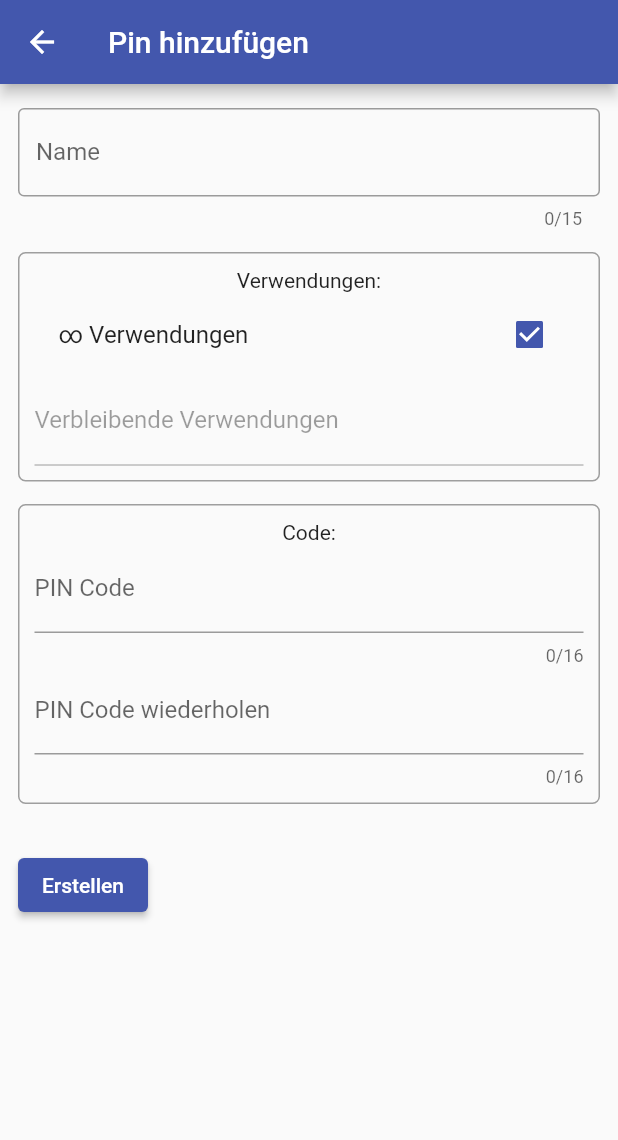
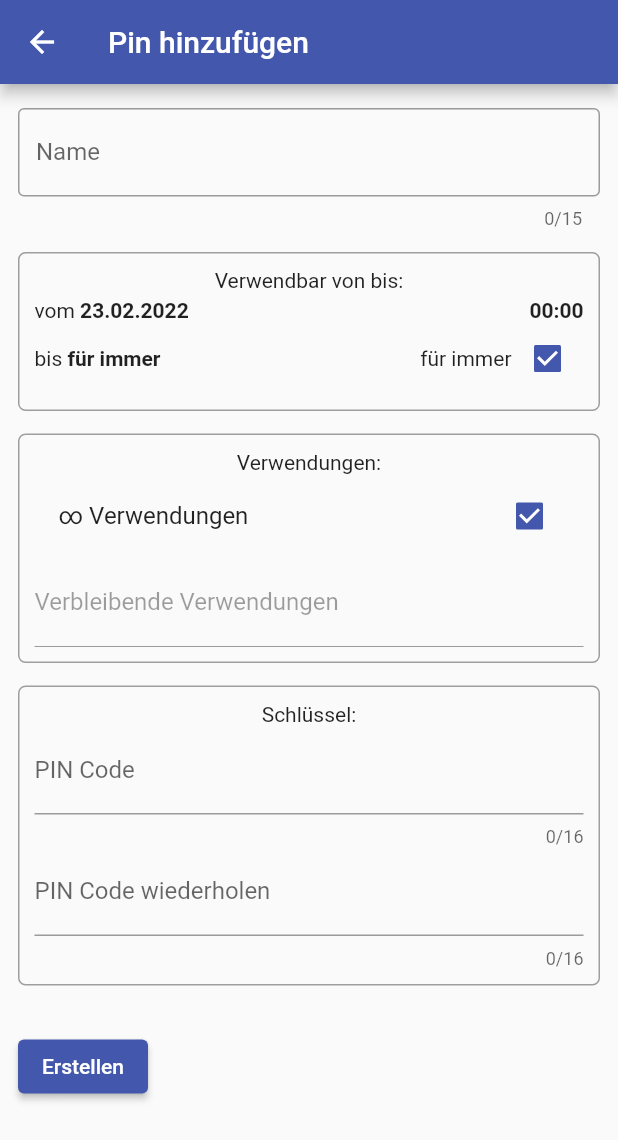
Before and after one commit to htl-anichstrasse/shulker, a Flutter app: the CreatePin screen opened directly, on a phone screen of 412 x 824 dp. Shown: the top 1140 px of the screen. Run offline on Flutter 3.47's test engine with Material 2 defaults, Android fonts, the phone set to English and light mode, and no system bars; our stand-ins replace dio, shared_preferences; missing offline and left inert: check_vpn_connection, open_settings, qr_code_scanner; accounts and stored records are empty; Roboto replaces fonts that are missing (customFont).

Commit message:
create pin start & end date & time

```diff
--- a/shulker-mobile/lib/main.dart
+++ b/shulker-mobile/lib/main.dart
@@ -1,3 +1,4 @@
+import 'package:flutter_localizations/flutter_localizations.dart';
 import 'package:doorlock_app/screens/AuthScreen.dart';
 import 'package:doorlock_app/screens/CheckConnectionScreen.dart';
 import 'package:doorlock_app/screens/ConnectDeviceScreen.dart';
@@ -5,7 +6,6 @@ import 'package:doorlock_app/screens/ConnectVPN.dart';
 import 'package:doorlock_app/screens/HomeScreen.dart';
 import 'package:doorlock_app/util/Themes.dart';
 import 'package:flutter/material.dart';
-
 
 void main() {
   runApp(MyApp());
@@ -26,6 +26,8 @@ class MyApp extends StatelessWidget {
         "/connectVPN": (context) => ConnectVPN(),
         "/connectDevice": (context) => ConnectDeviceWizard(),
       },
+      localizationsDelegates: [GlobalMaterialLocalizations.delegate],
+      supportedLocales: [const Locale('de')],
     );
   }
 }
--- a/shulker-mobile/lib/screens/HomeScreen.dart
+++ b/shulker-mobile/lib/screens/HomeScreen.dart
@@ -119,8 +119,7 @@ class _HomeScreenState extends State<HomeScreen> {
                               style: TextStyle(
                                 color:
                                     _locked ? Colors.green : Colors.deepOrange,
-                                fontSize: 15,
-                                fontWeight: FontWeight.bold,
+                                fontSize: 18,
                               ),
                             ),
                             SizedBox(
--- a/shulker-mobile/lib/services/ServerCommunication.dart
+++ b/shulker-mobile/lib/services/ServerCommunication.dart
@@ -1,7 +1,7 @@
+import 'package:dio/dio.dart';
 import 'package:doorlock_app/models/Credential.dart';
 import 'package:doorlock_app/util/SharedPrefsHelper.dart';
 import 'dart:async';
-import 'package:dio/dio.dart';
 import 'dart:convert';
 
 class ServerManager {
@@ -42,6 +42,9 @@ class ServerManager {
         return response.data;
       }
     } on DioError catch (ex) {
+      if (ex.type == DioErrorType.connectTimeout) {
+        return "error";
+      }
       if (ex.response.statusCode == 401){
         return "invalid";
       }
--- a/shulker-mobile/lib/views/CreatePin.dart
+++ b/shulker-mobile/lib/views/CreatePin.dart
@@ -3,6 +3,7 @@ import 'package:doorlock_app/util/SnackBarHelper.dart';
 import 'package:flutter/material.dart';
 import 'package:flutter/services.dart';
 import 'package:uuid/uuid.dart';
+import 'package:intl/intl.dart';
 
 class CreatePin extends StatefulWidget {
   @override
@@ -12,6 +13,13 @@ class CreatePin extends StatefulWidget {
 class _CreatePinState extends State<CreatePin> {
   final formKey = GlobalKey<FormState>();
   bool unlimitedUses = true;
+
+  DateTime fromDate = DateTime.now();
+  TimeOfDay fromTime = TimeOfDay(hour: 0, minute: 0);
+  DateTime untilDate = DateTime.now();
+  TimeOfDay untilTime = TimeOfDay(hour: 23, minute: 59);
+  bool untilForever = true;
+
   String _name;
   String _uses;
   String _pin1;
@@ -20,6 +28,8 @@ class _CreatePinState extends State<CreatePin> {
 
   @override
   Widget build(BuildContext context) {
+    final localizations = MaterialLocalizations.of(context);
+
     return Scaffold(
       appBar: AppBar(
         title: Text("Pin hinzufügen"),
@@ -55,6 +65,134 @@ class _CreatePinState extends State<CreatePin> {
                       onChanged: (value) {
                         _name = value;
                       },
+                    ),
+                  ),
+                  SizedBox(
+                    height: 15,
+                  ),
+                  Container(
+                    decoration: borderOutlineDecoration(),
+                    padding: EdgeInsets.all(10),
+                    child: Column(
+                      children: [
+                        Text("Verwendbar von bis:"),
+                        SizedBox(
+                          height: 4,
+                        ),
+                        Row(
+                          mainAxisAlignment: MainAxisAlignment.center,
+                          children: [
+                            Text("vom "),
+                            GestureDetector(
+                              child: Text(
+                                DateFormat("dd.MM.yyyy").format(fromDate),
+                                style: TextStyle(fontWeight: FontWeight.bold),
+                              ),
+                              onTap: () {
+                                showDatePicker(
+                                  context: context,
+                                  initialDate: fromDate,
+                                  firstDate: DateTime.now(),
+                                  lastDate: DateTime(2100),
+                                  locale: const Locale("de", "DE"),
+                                ).then((value) {
+                                  setState(() {
+                                    fromDate = value;
+                                    if (value.isAfter(untilDate)) {
+                                      untilDate = fromDate;
+                                    }
+                                  });
+                                });
+                              },
+                            ),
+                            Spacer(),
+                            GestureDetector(
+                              child: Text(
+                                localizations.formatTimeOfDay(fromTime),
+                                style: TextStyle(fontWeight: FontWeight.bold),
+                              ),
+                              onTap: () {
+                                showTimePicker(
+                                        context: context, initialTime: fromTime)
+                                    .then((value) {
+                                  setState(() {
+                                    fromTime = value;
+                                    double toDouble(TimeOfDay myTime) =>
+                                        myTime.hour + myTime.minute / 60.0;
+                                    if (fromDate.isAtSameMomentAs(untilDate) &&
+                                        toDouble(value) >
+                                            toDouble(untilTime)) {
+                                      untilTime = fromTime;
+                                    }
+                                  });
+                                });
+                              },
+                            ),
+                          ],
+                        ),
+                        Row(
+                          mainAxisAlignment: MainAxisAlignment.center,
+                          children: [
+                            Text("bis "),
+                            GestureDetector(
+                              child: Text(
+                                untilForever
+                                    ? "für immer"
+                                    : DateFormat("dd.MM.yyyy")
+                                        .format(untilDate),
+                                style: TextStyle(fontWeight: FontWeight.bold),
+                              ),
+                              onTap: () {
+                                if (untilForever) {
+                                  return;
+                                }
+                                showDatePicker(
+                                  context: context,
+                                  initialDate: untilDate,
+                                  firstDate: DateTime.now(),
+                                  lastDate: DateTime(2100),
+                                  locale: const Locale("de", "DE"),
+                                ).then((value) {
+                                  setState(() {
+                                    untilDate = value;
+                                    if (value.isBefore(fromDate)) {
+                                      fromDate = value;
+                                    }
+                                  });
+                                });
+                              },
+                            ),
+                            Spacer(),
+                            GestureDetector(
+                              child: Text(
+                                untilForever
+                                    ? ""
+                                    : localizations.formatTimeOfDay(untilTime),
+                                style: TextStyle(fontWeight: FontWeight.bold),
+                              ),
+                              onTap: () {
+                                showTimePicker(
+                                        context: context,
+                                        initialTime: untilTime)
+                                    .then((value) {
+                                  setState(() {
+                                    untilTime = value;
+                                  });
+                                });
+                              },
+                            ),
+                            Spacer(),
+                            Text("für immer"),
+                            Checkbox(
+                                value: untilForever,
+                                onChanged: (value) {
+                                  setState(() {
+                                    untilForever = value;
+                                  });
+                                })
+                          ],
+                        ),
+                      ],
                     ),
                   ),
                   SizedBox(
@@ -115,23 +253,16 @@ class _CreatePinState extends State<CreatePin> {
                     padding: EdgeInsets.all(10),
                     child: Column(
                       children: [
-                        Text("Code:"),
+                        Text("Schlüssel:"),
                         SizedBox(
                           child: TextFormField(
                             maxLength: 16,
                             obscureText: true,
                             enableSuggestions: false,
                             autocorrect: false,
-                            keyboardType: TextInputType.number,
-                            inputFormatters: [
-                              FilteringTextInputFormatter.digitsOnly,
-                            ],
                             validator: (value) {
                               if (value.length < 6) {
                                 return "Der Pin muss mindestens 6 Zeichen lang sein";
-                              }
-                              if (value.length > 10) {
-                                return "Der Pin darf maximal 10 Zeichen betragen";
                               }
                               print(_pin2);
                               if (_pin2 != null && _pin2 != "") {
@@ -157,16 +288,9 @@ class _CreatePinState extends State<CreatePin> {
                             obscureText: true,
                             enableSuggestions: false,
                             autocorrect: false,
-                            keyboardType: TextInputType.number,
-                            inputFormatters: [
-                              FilteringTextInputFormatter.digitsOnly,
-                            ],
                             validator: (value) {
                               if (value.length < 6) {
                                 return "Der Pin muss mindestens 6 Zeichen lang sein";
-                              }
-                              if (value.length > 10) {
-                                return "Der Pin darf maximal 10 Zeichen betragen";
                               }
                               if (_pin1 != null) {
                                 if (_pin1 != _pin2) {
@@ -269,43 +393,3 @@ class PinInput extends StatelessWidget {
     );
   }
 }
-
-/*
-class DateTimeDisplayAndPicker extends StatefulWidget {
-  DateTime date;
-
-  @override
-  State<DateTimeDisplayAndPicker> createState() =>
-      _DateTimeDisplayAndPickerState();
-}
-
-class _DateTimeDisplayAndPickerState extends State<DateTimeDisplayAndPicker> {
-  @override
-  Widget build(BuildContext context) {
-    return Row(
-      children: [
-        Text("Anfangs Datum: "),
-        Text(widget.date.toString()),
-        SizedBox(
-          width: 10,
-        ),
-        ElevatedButton(
-            onPressed: () {
-              showDatePicker(
-                      context: context,
-                      initialDate: DateTime.now(),
-                      firstDate:
-                          DateTime.now().subtract(const Duration(days: 1)),
-                      lastDate: DateTime(9999, 1, 1))
-                  .then((value) {
-                    setState(() {
-                      widget.date = value;
-                    });
-              });
-            },
-            child: Text("bearbeiten"))
-      ],
-    );
-  }
-}
-*/
--- a/shulker-mobile/pubspec.yaml
+++ b/shulker-mobile/pubspec.yaml
@@ -21,7 +21,6 @@ environment:
   sdk: ">=2.7.0 <3.0.0"
 
 dependencies:
-  http: ^0.13.4
   dio: ^4.0.4
 
   qr_code_scanner: ^0.4.0
@@ -31,6 +30,11 @@ dependencies:
   check_vpn_connection: ^0.0.2
 
   open_settings: ^2.0.2
+
+  flutter_localizations:
+    sdk: flutter
+
+  intl: ^0.17.0
 
   flutter:
     sdk: flutter
```
Also changed, not shown: shulker-mobile/pubspec.lock.
